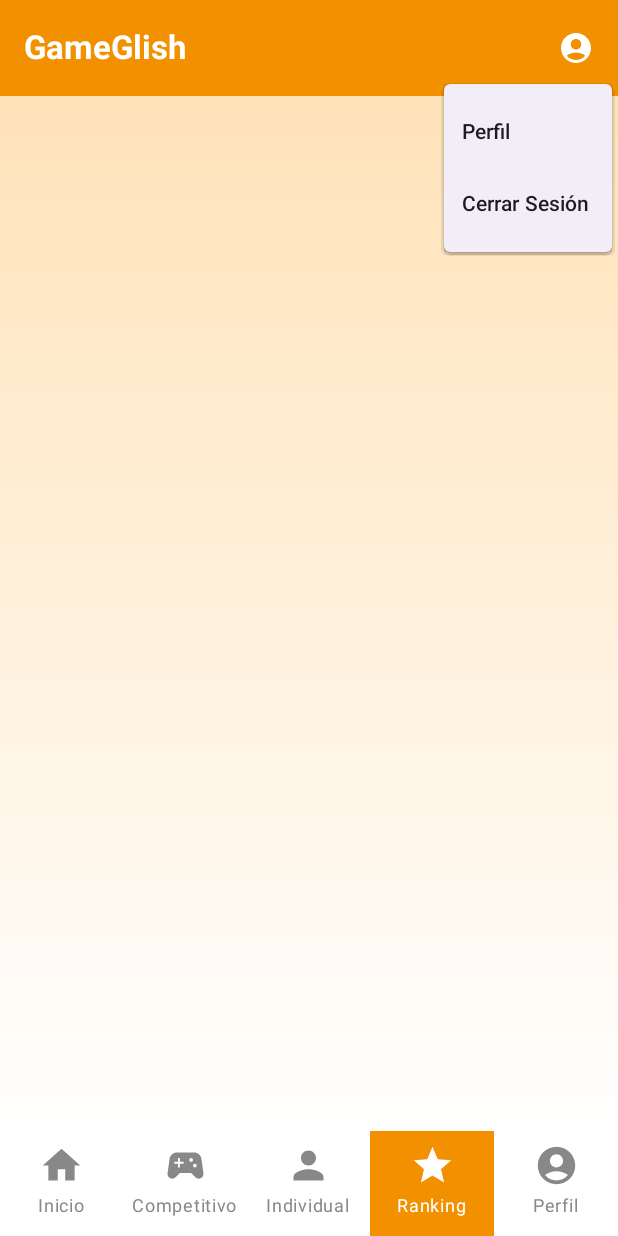
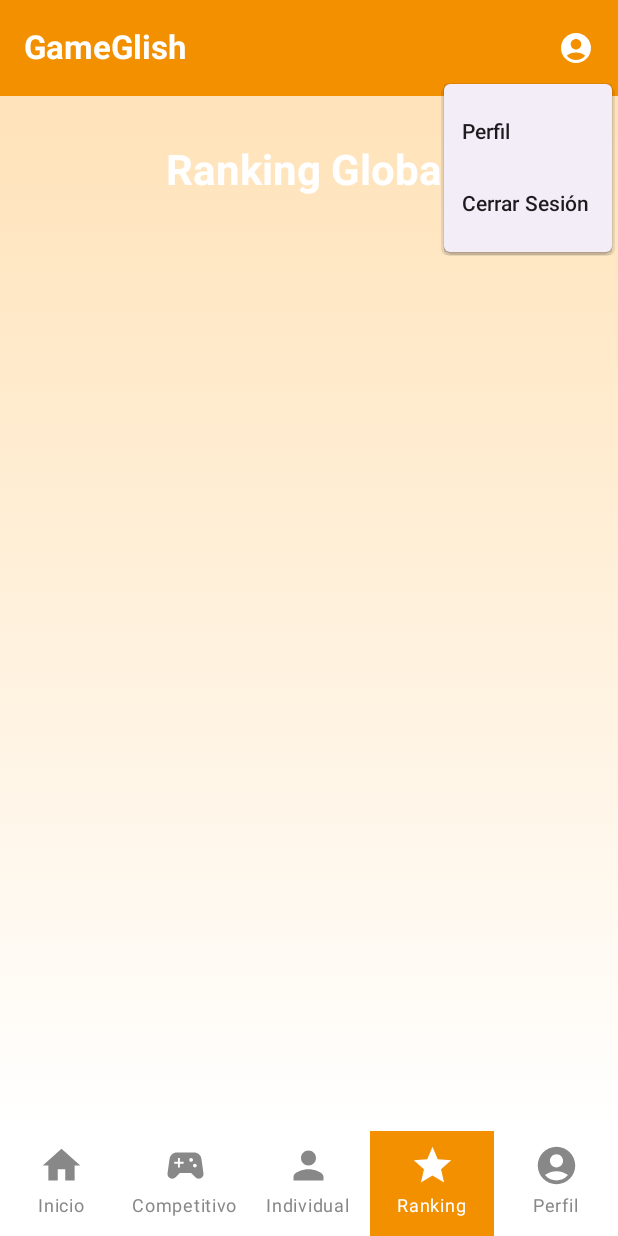
Before and after one commit to vasilon/GameGlish, an Android app built with Jetpack Compose: the GlobalRankingScreen screen opened through its navigation route, after a tap on "Perfil", on a phone screen of 412 x 824 dp. Run offline under Robolectric (Android 15) with nearby library versions, the phone set to English and light mode, and no system bars; our stand-ins replace Firebase (no records; nobody signed in at launch, a user with empty details on screens opened directly), Room's generated code.

Commit message:
7.6 Ranking global actualizado

```diff
--- a/app/src/main/java/com/example/gameglish/ui/view/GlobalRankingScreen.kt
+++ b/app/src/main/java/com/example/gameglish/ui/view/GlobalRankingScreen.kt
@@ -14,29 +14,25 @@ import androidx.compose.ui.graphics.Brush
 import androidx.compose.ui.graphics.Color
 import androidx.compose.ui.platform.LocalContext
 import androidx.compose.ui.res.painterResource
-import androidx.compose.ui.text.font.FontWeight
 import androidx.compose.ui.unit.dp
 import androidx.compose.ui.unit.sp
-import androidx.compose.ui.text.style.TextOverflow
-import androidx.compose.material3.ExperimentalMaterial3Api
-import androidx.compose.ui.platform.LocalInspectionMode
 import androidx.navigation.NavController
 import com.example.gameglish.R
 import com.example.gameglish.data.database.GameGlishDatabase
 import com.example.gameglish.data.model.EntityRanking
 import com.example.gameglish.data.repository.RepositoryEstadistica
-import com.example.gameglish.ui.components.RankingCard
+import com.example.gameglish.ui.components.*
+import androidx.compose.ui.text.font.FontWeight
 
 @OptIn(ExperimentalMaterial3Api::class)
 @Composable
 fun GlobalRankingScreen(navController: NavController) {
-    // Definimos el color temático principal para Ranking y una versión más clara para el fondo.
-    val rankingColor = Color(0xFFF39000)    // Color principal (naranja intenso)
-    val lightRankingColor = Color(0xFFFFE0B2) // Versión más clara para el fondo
+    // Definimos los colores temáticos para Ranking.
+    val rankingColor = Color(0xFFF39000)    // Naranja intenso
+    val lightRankingColor = Color(0xFFFFE0B2) // Naranja claro
 
     var menuExpanded by remember { mutableStateOf(false) }
     var showLogoutDialog by remember { mutableStateOf(false) }
-
     val context = LocalContext.current
     val db = GameGlishDatabase.getDatabase(context)
     val repositoryEstadistica = RepositoryEstadistica(db)
@@ -117,18 +113,40 @@ fun GlobalRankingScreen(navController: NavController) {
                         CircularProgressIndicator(color = rankingColor)
                     }
                 } else {
-                    LazyColumn(
+                    // Separamos el podio (primeros 3) y el resto
+                    val podiumList = rankingList.take(3)
+                    val restList = rankingList.drop(3)
+
+                    Column(
                         modifier = Modifier
                             .fillMaxSize()
                             .padding(16.dp),
                         verticalArrangement = Arrangement.spacedBy(16.dp)
                     ) {
-                        itemsIndexed(rankingList) { index, ranking ->
-                            RankingCard(ranking = ranking, position = index)
+                        Text(
+                            text = "Ranking Global",
+                            style = MaterialTheme.typography.headlineMedium.copy(
+                                color = Color.White,
+                                fontWeight = FontWeight.Bold,
+                                fontSize = 28.sp
+                            ),
+                            modifier = Modifier.padding(top = 16.dp).align(Alignment.CenterHorizontally)
+                        )
+                        // Podio: mostrar los 3 primeros puestos en una sección especial
+                        PodiumSection(podiumList)
+                        // Resto de posiciones (sin ícono de copa ni escalonamiento)
+                        LazyColumn(
+                            verticalArrangement = Arrangement.spacedBy(16.dp),
+                            modifier = Modifier.fillMaxSize()
+                        ) {
+                            itemsIndexed(restList) { index, ranking ->
+                                StandardRankingCard(ranking = ranking, position = index + 3)
+                            }
                         }
                     }
                 }
             }
         }
     )
+
 }
```
Also changed, not shown: app/src/main/java/com/example/gameglish/ui/components/PodiumSection.kt (added, +103 -0 lines), app/src/main/java/com/example/gameglish/ui/components/StandardRankingCard.kt (renamed from app/src/main/java/com/example/gameglish/ui/components/RankingCard.kt, +8 -16 lines).
